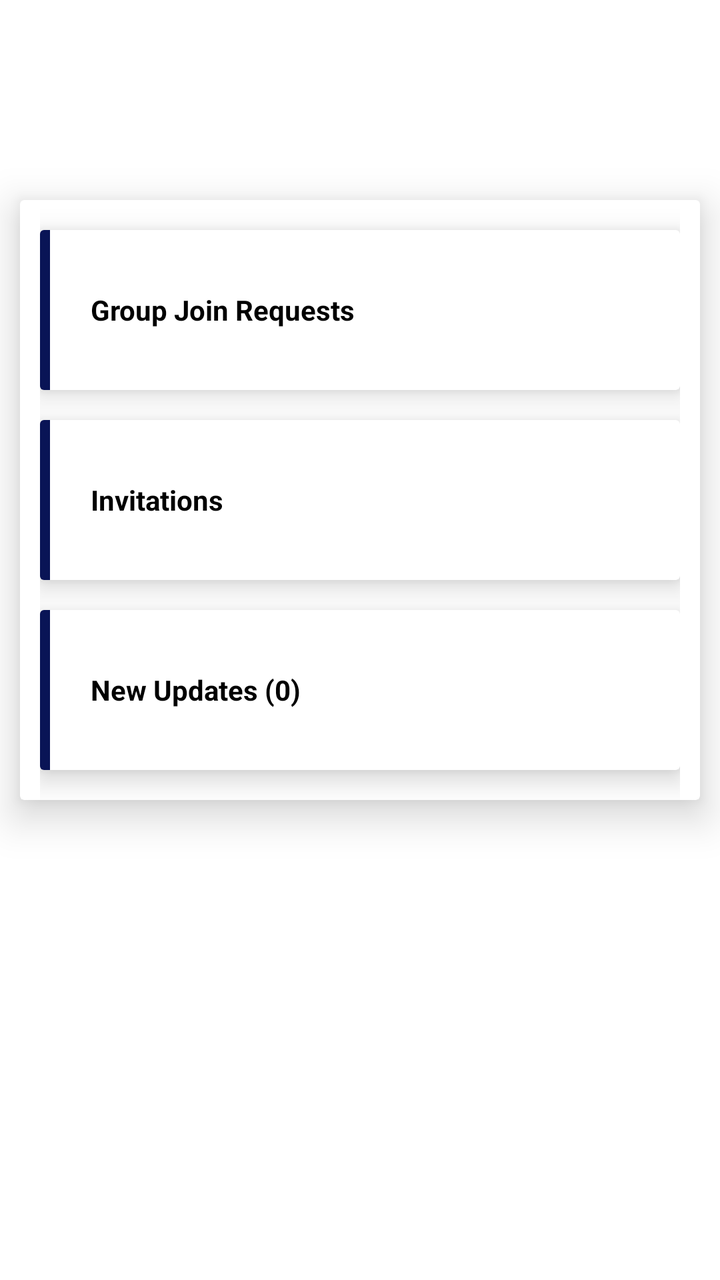
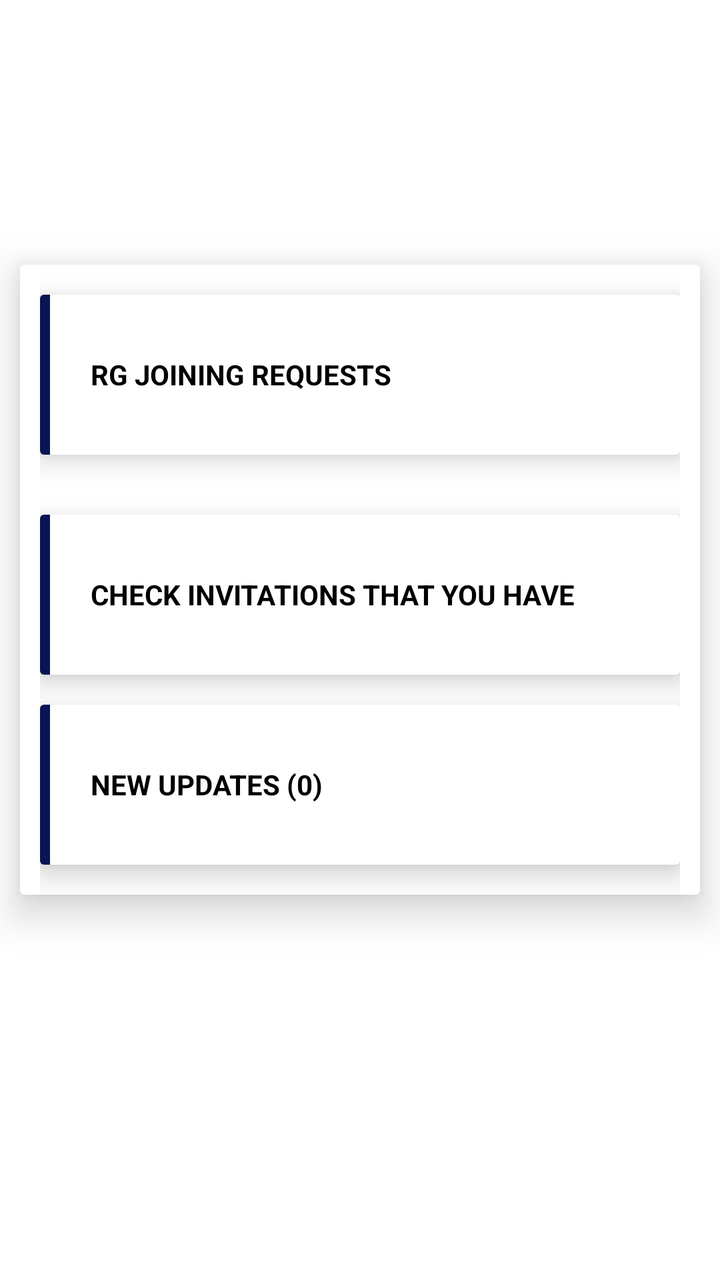

Screens rendered from an Android XML layout before and after an edit, with the pre-edit source and the edit as a unified diff.
<!-- AndroidManifest.xml: application theme AppTheme -->
<!-- res/layout/activity_notify.xml -->
<?xml version="1.0" encoding="utf-8"?>
<FrameLayout xmlns:android="http://schemas.android.com/apk/res/android"
    xmlns:card_view="http://schemas.android.com/apk/res-auto"
    xmlns:tools="http://schemas.android.com/tools"
    android:id="@+id/activity_main"
    android:background="@color/colorWhite"
    android:layout_width="match_parent"
    android:layout_height="match_parent"
    tools:context=".BasicUserActivity">
    <androidx.cardview.widget.CardView
        android:layout_width="match_parent"
        android:layout_height="wrap_content"
        android:layout_marginTop="100dp"
        android:layout_marginBottom="30dp"
        android:layout_marginLeft="10dp"
        android:layout_marginRight="10dp"
        card_view:cardCornerRadius="2dp"
        card_view:cardElevation="12dp"
        android:id="@+id/cardView">


        <androidx.appcompat.widget.LinearLayoutCompat
            android:layout_width="match_parent"
            android:layout_height="match_parent"
            android:orientation="vertical">

            <androidx.core.widget.NestedScrollView
                android:layout_width="match_parent"
                android:layout_height="match_parent"
                android:layout_gravity="fill_vertical">

                    <LinearLayout
                        android:layout_width="match_parent"
                        android:layout_height="match_parent"
                        android:layout_marginLeft="10dp"
                        android:layout_marginRight="10dp"
                        android:orientation="vertical">

                        <androidx.cardview.widget.CardView
                            android:id="@+id/cardactive"
                            android:layout_width="match_parent"
                            android:layout_height="80dp"
                            android:background="@color/error"
                            android:layout_marginTop="15dp"
                            card_view:cardCornerRadius="2dp"
                            card_view:cardElevation="8dp">


                            <LinearLayout
                                android:layout_width="match_parent"
                                android:layout_height="match_parent"
                                android:gravity="center_vertical"
                                android:orientation="horizontal">
                                <View
                                    android:layout_width="5dp"
                                    android:layout_height="90dp"
                                    android:background="@color/colorPrimary"/>
                                <TextView
                                    android:layout_width="wrap_content"
                                    android:layout_height="wrap_content"
                                    android:layout_marginLeft="20dp"
                                    android:layout_marginStart="20dp"
                                    android:ellipsize="marquee"
                                    android:focusable="true"
                                    android:focusableInTouchMode="false"
                                    android:gravity="center_horizontal"
                                    android:marqueeRepeatLimit="marquee_forever"
                                    android:singleLine="true"
                                    android:text="Group Join Requests"
                                    android:textColor="@color/colorBlack"
                                    android:textSize="14sp"
                                    android:textStyle="bold" />
                            </LinearLayout>

                        </androidx.cardview.widget.CardView>

                        <androidx.cardview.widget.CardView
                            android:id="@+id/neutralized"
                            android:layout_width="match_parent"
                            android:layout_height="80dp"
                            android:layout_marginTop="15dp"
                            card_view:cardCornerRadius="2dp"
                            card_view:cardElevation="8dp">
                            <LinearLayout
                                android:layout_width="match_parent"
                                android:layout_height="match_parent"
                                android:gravity="center_vertical"
                                android:orientation="horizontal">
                                <View
                                    android:layout_width="5dp"
                                    android:layout_height="90dp"
                                    android:background="@color/colorPrimary"/>

                                <TextView
                                    android:layout_width="wrap_content"
                                    android:layout_height="wrap_content"
                                    android:layout_marginLeft="20dp"
                                    android:layout_marginStart="20dp"
                                    android:ellipsize="marquee"
                                    android:focusable="true"
                                    android:focusableInTouchMode="false"
                                    android:gravity="center_horizontal"
                                    android:marqueeRepeatLimit="marquee_forever"
                                    android:singleLine="true"
                                    android:text="Invitations"
                                    android:textColor="@color/colorBlack"
                                    android:textSize="14sp"
                                    android:textStyle="bold" />
                            </LinearLayout>

                        </androidx.cardview.widget.CardView>

                        <androidx.cardview.widget.CardView
                            android:id="@+id/version"
                            android:layout_width="match_parent"
                            android:layout_height="80dp"
                            android:layout_marginTop="15dp"
                            card_view:cardCornerRadius="2dp"
                            card_view:cardElevation="8dp">
                            <LinearLayout
                                android:layout_width="match_parent"
                                android:layout_height="match_parent"
                                android:gravity="center_vertical"
                                android:orientation="horizontal">
                                <View
                                    android:layout_width="5dp"
                                    android:layout_height="90dp"
                                    android:background="@color/colorPrimary"/>

                                <TextView
                                    android:layout_width="wrap_content"
                                    android:layout_height="wrap_content"
                                    android:layout_marginLeft="20dp"
                                    android:layout_marginStart="20dp"
                                    android:ellipsize="marquee"
                                    android:focusable="true"
                                    android:focusableInTouchMode="false"
                                    android:gravity="center_horizontal"
                                    android:marqueeRepeatLimit="marquee_forever"
                                    android:singleLine="true"
                                    android:text="New Updates (0)"
                                    android:textColor="@color/colorBlack"
                                    android:textSize="14sp"
                                    android:textStyle="bold" />
                            </LinearLayout>

                        </androidx.cardview.widget.CardView>

                        <androidx.cardview.widget.CardView
                            android:layout_width="match_parent"
                            android:layout_height="0dp"
                            android:layout_marginTop="15dp"
                            card_view:cardCornerRadius="2dp"
                            card_view:cardElevation="8dp"/>
                            </LinearLayout>
            </androidx.core.widget.NestedScrollView>
        </androidx.appcompat.widget.LinearLayoutCompat>
    </androidx.cardview.widget.CardView>
</FrameLayout>
<!-- resources referenced by this layout -->
<resources>
  <color name="colorBlack">#000000</color>
  <color name="colorPrimary">#091456</color>
  <color name="colorWhite">#FFFFFF</color>
  <color name="error">#B60F23</color>
  <style name="AppTheme" parent="Theme.AppCompat.Light.DarkActionBar">
          
          <item name="colorPrimary">@color/colorPrimary</item>
          <item name="colorPrimaryDark">@color/colorPrimaryDark</item>
          <item name="colorAccent">@color/colorAccent</item>
      </style>
  <color name="colorPrimaryDark">#091456</color>
  <color name="colorAccent">#ff8528</color>
</resources>

<!-- the commit's change to res/layout/activity_notify.xml (unified diff, before → after) -->
@@ -10,8 +10,9 @@
     <androidx.cardview.widget.CardView
         android:layout_width="match_parent"
         android:layout_height="wrap_content"
-        android:layout_marginTop="100dp"
+
         android:layout_marginBottom="30dp"
+        android:layout_gravity="center"
         android:layout_marginLeft="10dp"
         android:layout_marginRight="10dp"
         card_view:cardCornerRadius="2dp"
@@ -21,6 +22,8 @@
 
         <androidx.appcompat.widget.LinearLayoutCompat
             android:layout_width="match_parent"
+            android:layout_gravity="center"
+            android:gravity="center"
             android:layout_height="match_parent"
             android:orientation="vertical">
 
@@ -66,7 +69,7 @@
                                     android:gravity="center_horizontal"
                                     android:marqueeRepeatLimit="marquee_forever"
                                     android:singleLine="true"
-                                    android:text="Group Join Requests"
+                                    android:text="RG JOINING REQUESTS"
                                     android:textColor="@color/colorBlack"
                                     android:textSize="14sp"
                                     android:textStyle="bold" />
@@ -78,31 +81,31 @@
                             android:id="@+id/neutralized"
                             android:layout_width="match_parent"
                             android:layout_height="80dp"
-                            android:layout_marginTop="15dp"
-                            card_view:cardCornerRadius="2dp"
-                            card_view:cardElevation="8dp">
-                            <LinearLayout
-                                android:layout_width="match_parent"
-                                android:layout_height="match_parent"
-                                android:gravity="center_vertical"
-                                android:orientation="horizontal">
-                                <View
-                                    android:layout_width="5dp"
-                                    android:layout_height="90dp"
-                                    android:background="@color/colorPrimary"/>
-
-                                <TextView
-                                    android:layout_width="wrap_content"
-                                    android:layout_height="wrap_content"
-                                    android:layout_marginLeft="20dp"
-                                    android:layout_marginStart="20dp"
-                                    android:ellipsize="marquee"
-                                    android:focusable="true"
-                                    android:focusableInTouchMode="false"
-                                    android:gravity="center_horizontal"
-                                    android:marqueeRepeatLimit="marquee_forever"
-                                    android:singleLine="true"
-                                    android:text="Invitations"
+                            android:layout_marginTop="30dp"
+                            card_view:cardCornerRadius="2dp"
+                            card_view:cardElevation="8dp">
+                            <LinearLayout
+                                android:layout_width="match_parent"
+                                android:layout_height="match_parent"
+                                android:gravity="center_vertical"
+                                android:orientation="horizontal">
+                                <View
+                                    android:layout_width="5dp"
+                                    android:layout_height="90dp"
+                                    android:background="@color/colorPrimary"/>
+
+                                <TextView
+                                    android:layout_width="wrap_content"
+                                    android:layout_height="wrap_content"
+                                    android:layout_marginLeft="20dp"
+                                    android:layout_marginStart="20dp"
+                                    android:ellipsize="marquee"
+                                    android:focusable="true"
+                                    android:focusableInTouchMode="false"
+                                    android:gravity="center_horizontal"
+                                    android:marqueeRepeatLimit="marquee_forever"
+                                    android:singleLine="true"
+                                    android:text="CHECK INVITATIONS THAT YOU HAVE"
                                     android:textColor="@color/colorBlack"
                                     android:textSize="14sp"
                                     android:textStyle="bold" />
@@ -114,6 +117,7 @@
                             android:id="@+id/version"
                             android:layout_width="match_parent"
                             android:layout_height="80dp"
+                            android:visibility="gone"
                             android:layout_marginTop="15dp"
                             card_view:cardCornerRadius="2dp"
                             card_view:cardElevation="8dp">
@@ -139,6 +143,79 @@
                                     android:marqueeRepeatLimit="marquee_forever"
                                     android:singleLine="true"
                                     android:text="New Updates (0)"
+                                    android:textColor="@color/colorBlack"
+                                    android:textSize="14sp"
+                                    android:textStyle="bold" />
+                            </LinearLayout>
+
+                        </androidx.cardview.widget.CardView>
+
+                        <androidx.cardview.widget.CardView
+                            android:id="@+id/updates"
+                            android:layout_width="match_parent"
+                            android:layout_height="80dp"
+                            android:layout_marginTop="30dp"
+                            android:visibility="gone"
+                            card_view:cardCornerRadius="2dp"
+                            card_view:cardElevation="8dp">
+                            <LinearLayout
+                                android:layout_width="match_parent"
+                                android:layout_height="match_parent"
+                                android:gravity="center_vertical"
+                                android:orientation="horizontal">
+                                <View
+                                    android:layout_width="5dp"
+                                    android:layout_height="90dp"
+                                    android:background="@color/colorPrimary"/>
+
+                                <TextView
+                                    android:layout_width="wrap_content"
+                                    android:layout_height="wrap_content"
+                                    android:layout_marginLeft="20dp"
+                                    android:layout_marginStart="20dp"
+                                    android:ellipsize="marquee"
+                                    android:focusable="true"
+                                    android:focusableInTouchMode="false"
+                                    android:gravity="center_horizontal"
+                                    android:marqueeRepeatLimit="marquee_forever"
+                                    android:singleLine="true"
+                                    android:text="!"
+                                    android:textColor="@color/colorBlack"
+                                    android:textSize="14sp"
+                                    android:textStyle="bold" />
+                            </LinearLayout>
+
+                        </androidx.cardview.widget.CardView>
+
+                        <androidx.cardview.widget.CardView
+                            android:id="@+id/versions"
+                            android:layout_width="match_parent"
+                            android:layout_height="80dp"
+                            android:layout_marginTop="15dp"
+                            card_view:cardCornerRadius="2dp"
+                            card_view:cardElevation="8dp">
+                            <LinearLayout
+                                android:layout_width="match_parent"
+                                android:layout_height="match_parent"
+                                android:gravity="center_vertical"
+                                android:orientation="horizontal">
+                                <View
+                                    android:layout_width="5dp"
+                                    android:layout_height="90dp"
+                                    android:background="@color/colorPrimary"/>
+
+                                <TextView
+                                    android:layout_width="wrap_content"
+                                    android:layout_height="wrap_content"
+                                    android:layout_marginLeft="20dp"
+                                    android:layout_marginStart="20dp"
+                                    android:ellipsize="marquee"
+                                    android:focusable="true"
+                                    android:focusableInTouchMode="false"
+                                    android:gravity="center_horizontal"
+                                    android:marqueeRepeatLimit="marquee_forever"
+                                    android:singleLine="true"
+                                    android:text="NEW UPDATES (0)"
                                     android:textColor="@color/colorBlack"
                                     android:textSize="14sp"
                                     android:textStyle="bold" />
